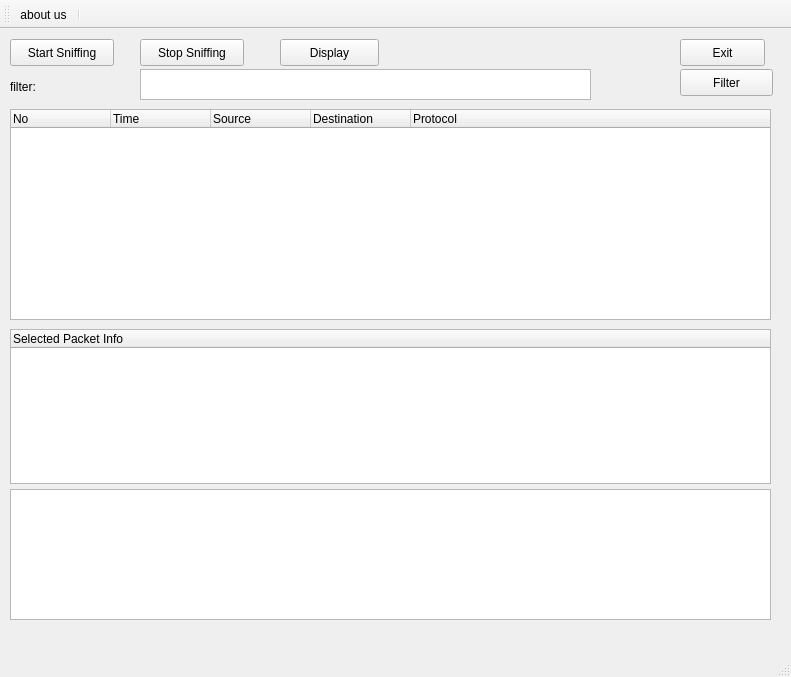
The window that MainWindoww.ui (SaeedAbdelWahab/Python-Packet-Sniffer) describes before a commit, drawn with Qt 5.
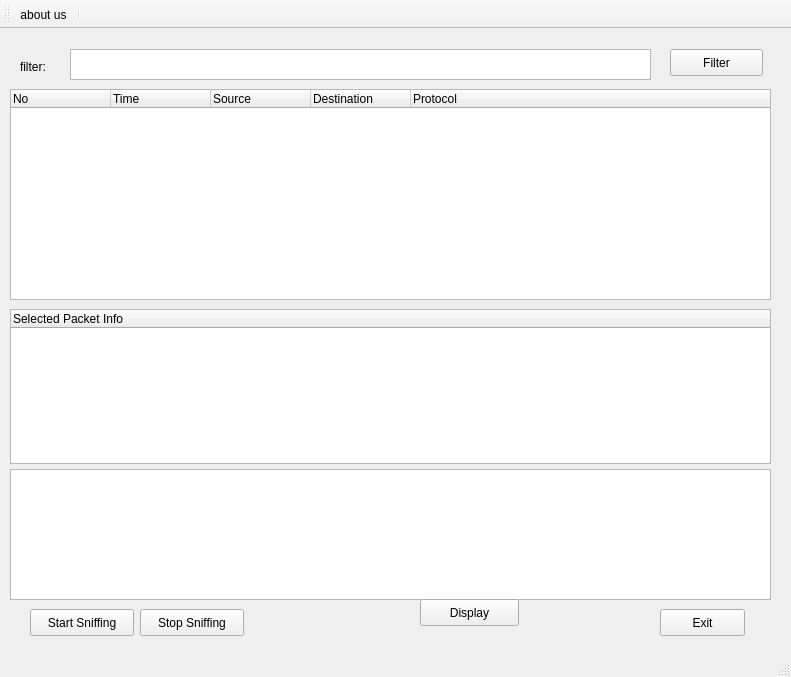
The same window after the commit. Icons and pictures are not drawn.

The edit to the form file:
```diff
--- a/MainWindoww.ui
+++ b/MainWindoww.ui
@@ -17,8 +17,8 @@
    <widget class="QLabel" name="label">
     <property name="geometry">
      <rect>
-      <x>10</x>
-      <y>50</y>
+      <x>20</x>
+      <y>30</y>
       <width>40</width>
       <height>15</height>
      </rect>
@@ -37,7 +37,7 @@
     <property name="geometry">
      <rect>
       <x>10</x>
-      <y>300</y>
+      <y>280</y>
       <width>761</width>
       <height>155</height>
      </rect>
@@ -52,7 +52,7 @@
     <property name="geometry">
      <rect>
       <x>10</x>
-      <y>80</y>
+      <y>60</y>
       <width>761</width>
       <height>211</height>
      </rect>
@@ -91,9 +91,9 @@
    <widget class="QTextEdit" name="FilterText">
     <property name="geometry">
      <rect>
-      <x>140</x>
-      <y>40</y>
-      <width>451</width>
+      <x>70</x>
+      <y>20</y>
+      <width>581</width>
       <height>31</height>
      </rect>
     </property>
@@ -107,8 +107,8 @@
    <widget class="QPushButton" name="FilterBtn">
     <property name="geometry">
      <rect>
-      <x>680</x>
-      <y>40</y>
+      <x>670</x>
+      <y>20</y>
       <width>93</width>
       <height>27</height>
      </rect>
@@ -121,7 +121,7 @@
     <property name="geometry">
      <rect>
       <x>140</x>
-      <y>10</y>
+      <y>580</y>
       <width>104</width>
       <height>27</height>
      </rect>
@@ -133,8 +133,8 @@
    <widget class="QPushButton" name="StartButton">
     <property name="geometry">
      <rect>
-      <x>10</x>
-      <y>10</y>
+      <x>30</x>
+      <y>580</y>
       <width>104</width>
       <height>27</height>
      </rect>
@@ -146,8 +146,8 @@
    <widget class="QPushButton" name="Exit">
     <property name="geometry">
      <rect>
-      <x>680</x>
-      <y>10</y>
+      <x>660</x>
+      <y>580</y>
       <width>85</width>
       <height>27</height>
      </rect>
@@ -160,7 +160,7 @@
     <property name="geometry">
      <rect>
       <x>10</x>
-      <y>460</y>
+      <y>440</y>
       <width>761</width>
       <height>131</height>
      </rect>
@@ -169,8 +169,8 @@
    <widget class="QPushButton" name="DisplayButton">
     <property name="geometry">
      <rect>
-      <x>280</x>
-      <y>10</y>
+      <x>420</x>
+      <y>570</y>
       <width>99</width>
       <height>27</height>
      </rect>
```
